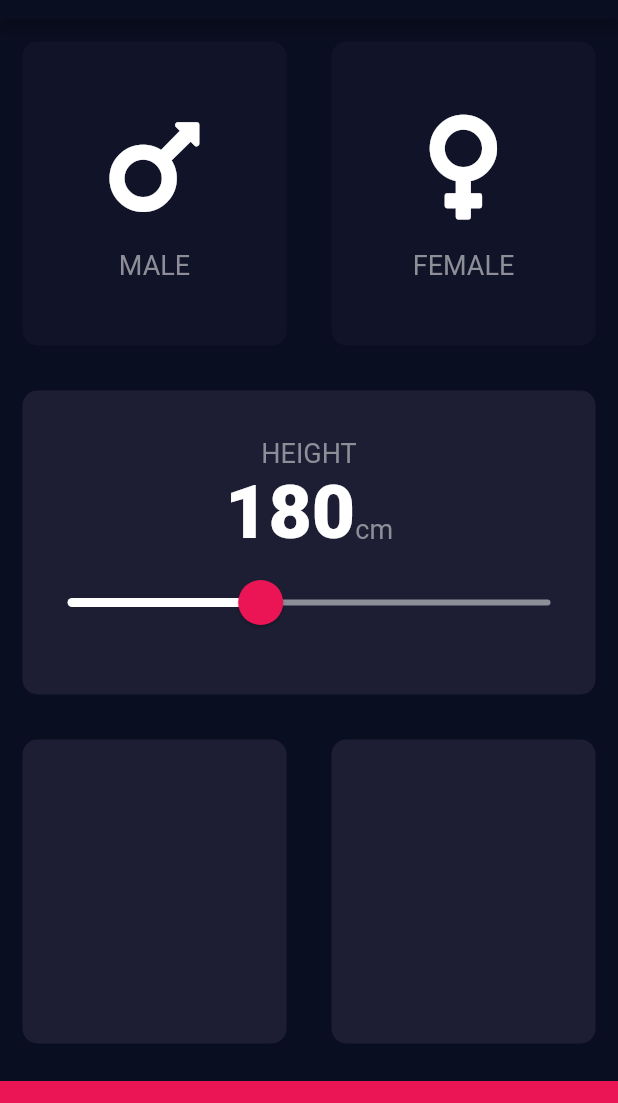
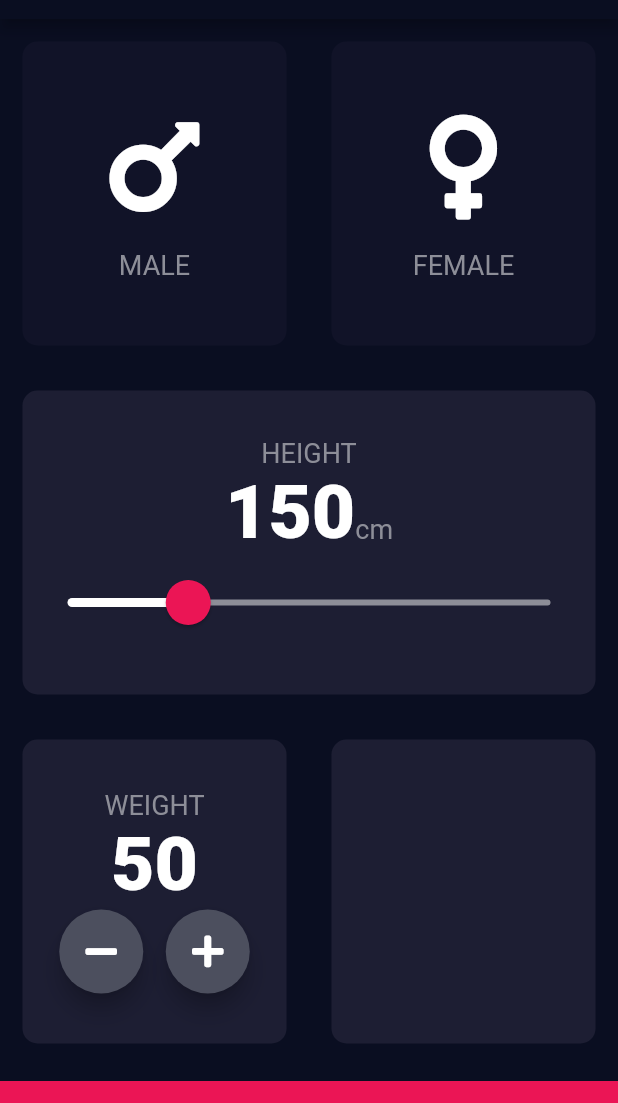
Before and after one commit to PratthamArora/bmi_calculator, a Flutter app: the screen it shows after launch, on a phone screen of 412 x 824 dp, the part 65-1168 px from its top. Run offline on Flutter 3.47's test engine with Material 2 defaults, Android fonts, the phone set to English and light mode, and no system bars; our stand-ins replace font_awesome_flutter.

Commit message:
added weight card layout

```diff
--- a/lib/input_page.dart
+++ b/lib/input_page.dart
@@ -12,7 +12,8 @@ class InputPage extends StatefulWidget {
 
 class _InputPageState extends State<InputPage> {
   Gender selectedGender;
-  int height = 180;
+  int height = 150;
+  int weight = 50;
 
   @override
   Widget build(BuildContext context) {
@@ -116,6 +117,33 @@ class _InputPageState extends State<InputPage> {
                 Expanded(
                   child: ReusableCard(
                     colour: kActiveCardColour,
+                    cardChild: Column(
+                      mainAxisAlignment: MainAxisAlignment.center,
+                      children: <Widget>[
+                        Text(
+                          'WEIGHT',
+                          style: kLabelTextStyle,
+                        ),
+                        Text(
+                          weight.toString(),
+                          style: kSubLabelTextStyle,
+                        ),
+                        Row(
+                          mainAxisAlignment: MainAxisAlignment.center,
+                          children: <Widget>[
+                            RoundIconButton(
+                              child: FontAwesomeIcons.minus,
+                            ),
+                            SizedBox(
+                              width: 15.0,
+                            ),
+                            RoundIconButton(
+                              child: FontAwesomeIcons.plus,
+                            ),
+                          ],
+                        ),
+                      ],
+                    ),
                   ),
                 ),
                 Expanded(
@@ -137,3 +165,24 @@ class _InputPageState extends State<InputPage> {
     );
   }
 }
+
+class RoundIconButton extends StatelessWidget {
+  final IconData child;
+
+  RoundIconButton({this.child});
+
+  @override
+  Widget build(BuildContext context) {
+    return RawMaterialButton(
+      child: Icon(child),
+      elevation: 6.0,
+      constraints: BoxConstraints.tightFor(
+        width: 56.0,
+        height: 56.0,
+      ),
+      shape: CircleBorder(),
+      fillColor: Color(0xFF4C4F5E),
+      onPressed: () {},
+    );
+  }
+}
```
Also changed, not shown: 1 other file.
